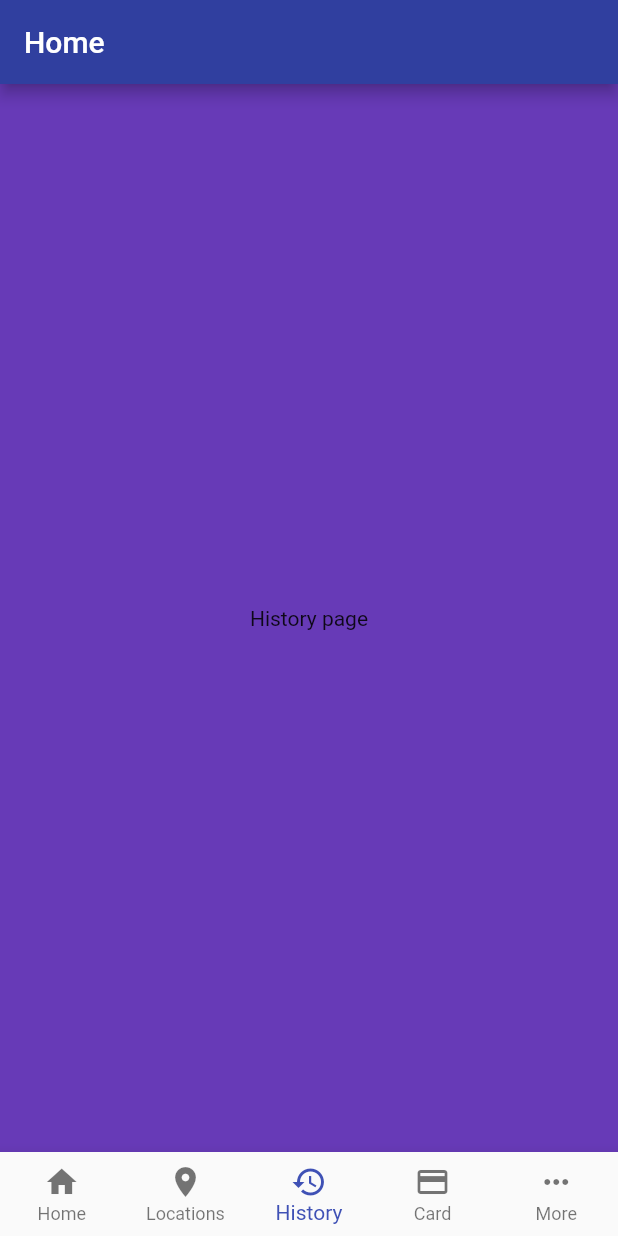
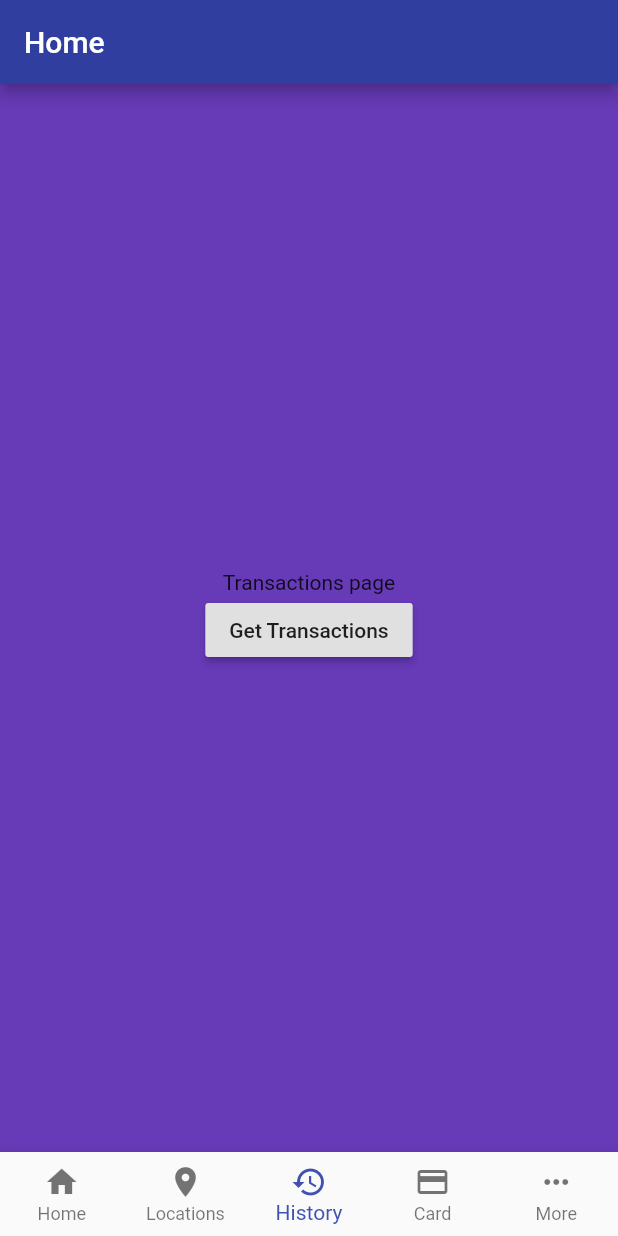
Before and after one commit to vladimir-grigore/buoy_local_flutter, a Flutter app: the screen it shows after launch, item 3 of the bottom bar chosen, on a phone screen of 412 x 824 dp. Run offline on Flutter 3.47's test engine with Material 2 defaults, Android fonts, the phone set to English and light mode, and no system bars; our stand-ins replace flutter_redux, redux, redux_thunk; missing offline and left inert: redux_logging.

Commit message:
Add Transactions to AppState

```diff
--- a/lib/Pages/earn_page.dart
+++ b/lib/Pages/earn_page.dart
@@ -4,7 +4,7 @@ import 'package:flutter_redux/flutter_redux.dart';
 import 'package:buoy/Components/buoy_local_card.dart';
 import 'package:buoy/Components/buoy_bucks.dart';
 import 'package:buoy/model/AppState.dart';
-import 'package:buoy/api/fetch_api_data.dart';
+import 'package:buoy/api/get_program_membership.dart';
 
 class EarnPage extends StatelessWidget {
 
@@ -56,7 +56,7 @@ class EarnPage extends StatelessWidget {
             ],
           ),
           StoreConnector<AppState, FetchProgramMembership>(
-            converter: (store) => () => store.dispatch(fetchApiData),
+            converter: (store) => () => store.dispatch(getProgramMembership),
             builder: (_, fetchApiDataCallback) {
               return new GestureDetector(
                 onTap: (){
--- a/lib/Pages/home_page.dart
+++ b/lib/Pages/home_page.dart
@@ -7,6 +7,7 @@ import 'package:buoy/model/AppState.dart';
 import 'package:buoy/Components/view_model.dart';
 
 import 'package:buoy/Pages/placeholder_page.dart';
+import 'package:buoy/Pages/transactions_page.dart';
 
 class MyHomePage extends StatefulWidget {
   MyHomePage({Key key, this.title}) : super(key: key);
@@ -30,7 +31,7 @@ class _MyHomePageState extends State<MyHomePage> {
       ),
     ),
     PlaceholderPage(Colors.deepOrange, "Locations page"),
-    PlaceholderPage(Colors.deepPurple, "History page"),
+    TransactionsPage(Colors.deepPurple),
     PlaceholderPage(Colors.green, "Card page"),
     PlaceholderPage(Colors.lightBlue, "More page"),
   ];
--- /dev/null
+++ b/lib/Pages/transactions_page.dart
@@ -0,0 +1,37 @@
+import 'package:flutter/material.dart';
+import 'package:flutter_redux/flutter_redux.dart';
+
+import 'package:buoy/model/AppState.dart';
+import 'package:buoy/api/get_transactions.dart';
+
+class TransactionsPage extends StatelessWidget {
+  final Color color;
+
+  TransactionsPage(this.color);
+
+  @override
+  Widget build(BuildContext context) {
+    return new Container(
+      color: color,
+      child: new Center(
+        child: Column(
+          mainAxisAlignment: MainAxisAlignment.center,
+          children: <Widget>[
+            Text("Transactions page"),
+            StoreConnector<AppState, GetTransactions>(
+              converter: (store) => () => store.dispatch(getTransactions),
+              builder: (_, getTransactionsCallback) {
+                return RaisedButton(
+                  onPressed: () {getTransactionsCallback();},
+                  child: Text("Get Transactions"),
+                );
+              }
+            ),
+          ],
+        ),
+      ),
+    );
+  }
+}
+
+typedef void GetTransactions();
--- a/lib/actions/buoy_actions.dart
+++ b/lib/actions/buoy_actions.dart
@@ -17,3 +17,9 @@ class UpdateProgramMembershipAction {
 
   UpdateProgramMembershipAction(this.result);
 }
+
+class UpdateTransactionsAction {
+  final Map<String, dynamic> result;
+
+  UpdateTransactionsAction(this.result);
+}
--- a/lib/api/fetch_api_data.dart
+++ b/lib/api/get_transactions.dart
@@ -6,9 +6,9 @@ import 'dart:convert';
 import 'package:buoy/model/AppState.dart';
 import 'package:buoy/actions/buoy_actions.dart';
 
-ThunkAction<AppState> fetchApiData = (Store<AppState> store) async {
+ThunkAction<AppState> getTransactions = (Store<AppState> store) async {
   http.Response response = await http.get(
-    'http://api.paywith.127.0.0.1.nip.io:3200/v2/program-memberships?program_id=8700&include=active_card,program,active_funding_source',
+    'http://api.paywith.127.0.0.1.nip.io:3200/v2/transactions?program_id=8700',
     headers: {
       "Authorization": "Bearer 535bf097bed270f45ee592491f470a056daa1a5b03b6972a12d5fe6aced66171",
       "Content-type": "application/json", "Accept": "application/json"
@@ -17,5 +17,5 @@ ThunkAction<AppState> fetchApiData = (Store<AppState> store) async {
 
   Map<String, dynamic> result = json.decode(response.body);
 
-  store.dispatch(new UpdateProgramMembershipAction(result));
+  store.dispatch(new UpdateTransactionsAction(result));
 };
--- a/lib/model/AppState.dart
+++ b/lib/model/AppState.dart
@@ -4,6 +4,7 @@ class AppState {
   final double buoyBucks;
   final bool cardLockStatus;
   final Map<String, dynamic> programMembership;
+  final List transactions;
 
   AppState({
     this.points = 1234.0,
@@ -11,20 +12,22 @@ class AppState {
     this.buoyBucks = 12.51,
     this.cardLockStatus = false,
     this.programMembership,
+    this.transactions,
   });
 
-  AppState copyWith({double points, double redeemed, double buoyBucks, bool cardLockStatus, Map<String, dynamic> programMembership}) {
+  AppState copyWith({double points, double redeemed, double buoyBucks, bool cardLockStatus, Map<String, dynamic> programMembership, List transactions}) {
     return new AppState(
       points: points ?? this.points,
       redeemed: redeemed ?? this.redeemed,
       buoyBucks: buoyBucks ?? this.buoyBucks,
       cardLockStatus: cardLockStatus ?? this.cardLockStatus,
       programMembership: programMembership ?? this.programMembership,
+      transactions: transactions ?? this.transactions,
     );
   }
 
   @override
   String toString() {
-    return "points: $points redeemed: $redeemed, buoyBucks: $buoyBucks, cardLockStatus: $cardLockStatus, programMembership: $programMembership";
+    return "points: $points redeemed: $redeemed, buoyBucks: $buoyBucks, cardLockStatus: $cardLockStatus, programMembership: $programMembership, transactions: $transactions";
   }
 }
--- a/lib/reducers/app_reducer.dart
+++ b/lib/reducers/app_reducer.dart
@@ -10,6 +10,8 @@ AppState appReducer(AppState state, action) {
     return modifySlider(state, action);
   } else if (action is UpdateProgramMembershipAction) {
     return updateProgramMembershipData(state, action);
+  } else if (action is UpdateTransactionsAction) {
+    return updateTransactionsData(state, action);
   } else {
     return state;
   }
@@ -40,3 +42,7 @@ AppState updateProgramMembershipData(AppState state, UpdateProgramMembershipActi
     programMembership: action.result
   );
 }
+
+AppState updateTransactionsData(AppState state, UpdateTransactionsAction action){
+  return state.copyWith(transactions: action.result['data']);
+}
```
Also changed, not shown: lib/api/get_program_membership.dart (added, +21 -0 lines).
